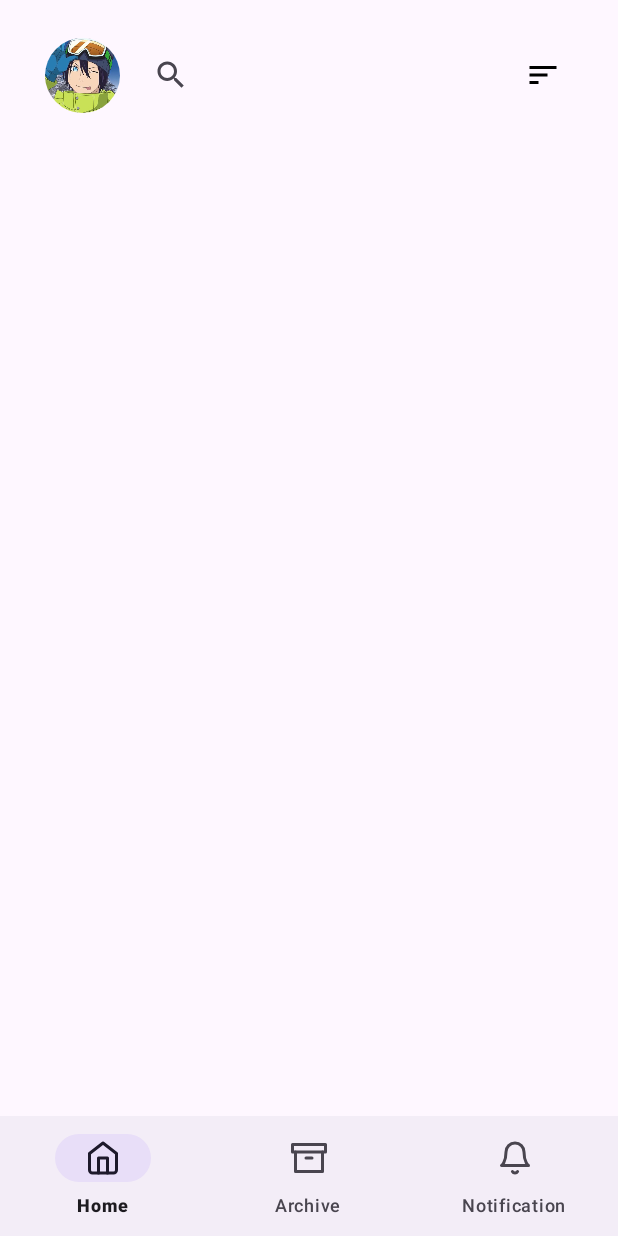
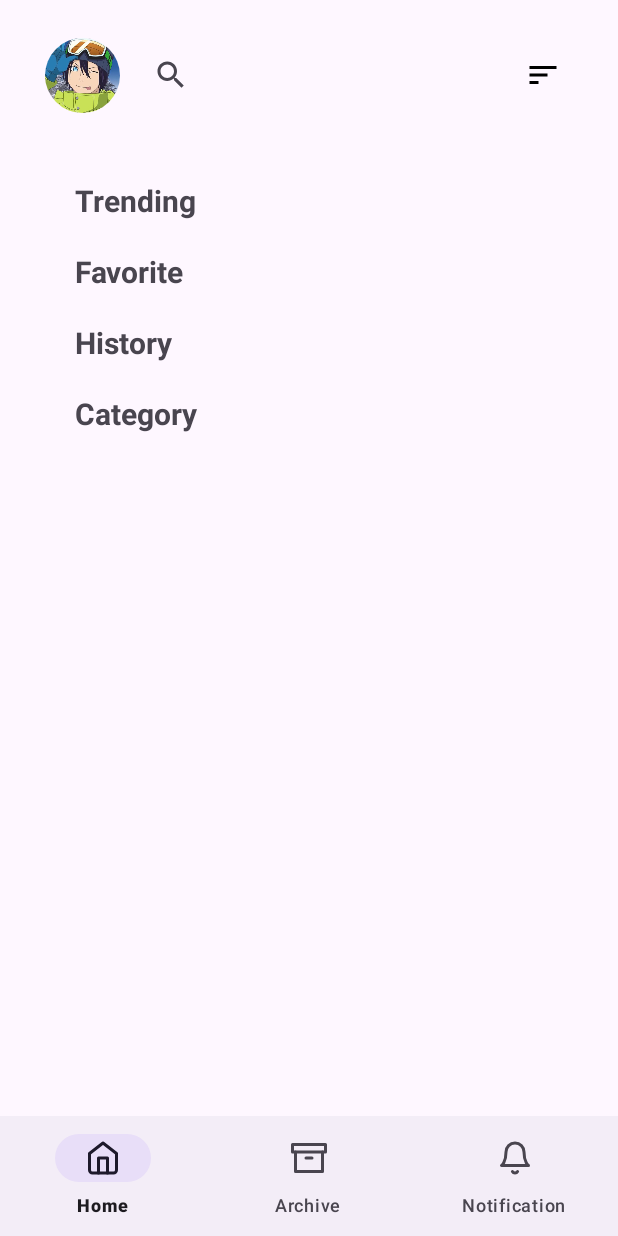
Before and after one commit to NguyenVietSon45/-CSE441_MyReadingApp, an Android app: the screen it shows after launch (MainActivity), on a phone screen of 412 x 824 dp. Run offline under Robolectric (Android 15) with nearby library versions, the phone set to English and light mode, and no system bars; our stand-ins replace CircleImageView, Firebase (no records; nobody signed in at launch, a user with empty details on screens opened directly), Picasso; pictures from the network do not load.

Commit message:
update home

```diff
--- a/MyReadingApp/app/src/main/java/com/example/myreadingapp/Activities/HomeFragment.java
+++ b/MyReadingApp/app/src/main/java/com/example/myreadingapp/Activities/HomeFragment.java
@@ -101,8 +101,16 @@ public class HomeFragment extends Fragment {
         LinearLayoutManager linearLayoutManager = new LinearLayoutManager(requireContext(), RecyclerView.VERTICAL, false);
         rcvCategory.setLayoutManager(linearLayoutManager);
 
-        listManga = new ArrayList<>();
-        listCategory = new ArrayList<>();
+        listManga = new ArrayList<Manga>();
+        listCategory = new ArrayList<Category>();
+
+        fetchMangaData();
+
+        listCategory.add(new Category("Trending", listManga));
+        listCategory.add(new Category("Favorite", listManga));
+        listCategory.add(new Category("History", listManga));
+        listCategory.add(new Category("Category", listManga));
+        categoryAdapter.setData(listCategory);
 
 //        categoryAdapter.setData(getListMangaFromRealtimeDatabase());
         rcvCategory.setAdapter(categoryAdapter);
@@ -125,19 +133,29 @@ public class HomeFragment extends Fragment {
         return view;
     }
 
-//    private void clickAddAllMangas(){
-//        // Write a message to the database
-//        FirebaseDatabase database = FirebaseDatabase.getInstance();
-//        DatabaseReference myRef = database.getReference("manga");
-//
-//        List<Manga> listManga = new ArrayList<>();
-//        listManga.add(new Manga(R.drawable.poster, "Moriaty: The Patriorty","Author1"));
-//        listManga.add(new Manga(R.drawable.poster, "Moriaty: The Patriorty","Author2"));
-//
-//        myRef.setValue(listManga, new DatabaseReference.CompletionListener() {
-//            @Override
-//            public void onComplete(@Nullable DatabaseError error, @NonNull DatabaseReference ref) {
-//                Toast.makeText(requireContext(), "Add all mangas success", Toast.LENGTH_SHORT).show();            }
-//        });
-//    }
+    //lấy dữ liệu manga từ Firebase và cập nhật danh sách manga
+    private void fetchMangaData() {
+        firebaseDatabase = FirebaseDatabase.getInstance();
+        myRef = firebaseDatabase.getReference("manga"); //tham chiếu đến nút manga
+
+        //Lắng nghe sự thay đổi dữ liệu
+        myRef.addValueEventListener(new ValueEventListener() {
+            //xử lý dữ liệu khi có thay đổi
+            @Override
+            public void onDataChange(@NonNull DataSnapshot snapshot) {
+                listManga.clear(); //Xóa tất cả các phần tử trong danh sách listManga để chuẩn bị cập nhật với dữ liệu mới
+                //vòng lặp qua tất cả các con của snapshot (mỗi con là 1 manga)
+                for (DataSnapshot dataSnapshot : snapshot.getChildren()) {
+                    Manga manga = dataSnapshot.getValue(Manga.class);
+                    listManga.add(manga);
+                }
+                categoryAdapter.notifyDataSetChanged(); //Thông báo cho adapter rằng dữ liệu đã thay đổi
+            }
+
+            @Override
+            public void onCancelled(@NonNull DatabaseError error) {
+                Toast.makeText(requireContext(), "Failed to load data", Toast.LENGTH_SHORT).show();
+            }
+        });
+    }
 }
--- a/MyReadingApp/app/src/main/java/com/example/myreadingapp/Adapter/MangaAdapter.java
+++ b/MyReadingApp/app/src/main/java/com/example/myreadingapp/Adapter/MangaAdapter.java
@@ -10,6 +10,7 @@ import androidx.annotation.NonNull;
 import androidx.cardview.widget.CardView;
 import androidx.recyclerview.widget.RecyclerView;
 
+import com.bumptech.glide.Glide;
 import com.example.myreadingapp.R;
 
 import java.util.List;
@@ -19,11 +20,16 @@ import com.squareup.picasso.Picasso;
 
 public class MangaAdapter extends RecyclerView.Adapter<MangaAdapter.MangaViewHolder>{
 
+
     private List<Manga> mMangas;
-    public void setData (List<Manga> list){
+    private CategoryAdapter.OnCategoryListener onCategoryListener;
+
+    public void setData (List<Manga> list, CategoryAdapter.OnCategoryListener onCategoryListener){
         this.mMangas = list;
+        this.onCategoryListener = onCategoryListener;
         notifyDataSetChanged();
     }
+
     @NonNull
     @Override
     public MangaViewHolder onCreateViewHolder(@NonNull ViewGroup parent, int viewType) {
@@ -38,10 +44,18 @@ public class MangaAdapter extends RecyclerView.Adapter<MangaAdapter.MangaViewHol
             return;
         }
         if (manga.getImageUrl() != "") {
-            Picasso.get().load(manga.getImageUrl()).into(holder.imgPoster);
+            Glide.with(holder.imgPoster.getContext())
+                    .load(manga.getImageUrl())
+                    .into(holder.imgPoster);
         }
         holder.tvTitle.setText(manga.getTitle());
         holder.tvAuthor.setText(manga.getAuthorId());
+        holder.cardManga.setOnClickListener(new View.OnClickListener() {
+            @Override
+            public void onClick(View v) {
+                onCategoryListener.onCategoryClick(manga);
+            }
+        });
     }
 
     @Override
@@ -50,9 +64,8 @@ public class MangaAdapter extends RecyclerView.Adapter<MangaAdapter.MangaViewHol
             return mMangas.size();
         }
         return 0;
+    }
 
-
-    }
 
     public  class MangaViewHolder extends RecyclerView.ViewHolder{
 
@@ -70,4 +83,5 @@ public class MangaAdapter extends RecyclerView.Adapter<MangaAdapter.MangaViewHol
             imgPoster = itemView.findViewById(R.id.img_manga_poster);
         }
     }
+
 }
--- a/MyReadingApp/app/src/main/java/com/example/myreadingapp/Models/Category.java
+++ b/MyReadingApp/app/src/main/java/com/example/myreadingapp/Models/Category.java
@@ -5,9 +5,6 @@ import java.util.List;
 public class Category {
     private String nameCategory;
     private List<Manga> mangas;
-
-    public Category() {
-    }
 
     public Category(String nameCategory, List<Manga> mangas) {
         this.nameCategory = nameCategory;
@@ -22,9 +19,9 @@ public class Category {
         this.nameCategory = nameCategory;
     }
 
-//    public List<Manga> getMangas() {
-//        return mangas;
-//    }
+    public List<Manga> getMangas() {
+        return mangas;
+    }
 
     public void setMangas(List<Manga> mangas) {
         this.mangas = mangas;
--- /dev/null
+++ b/MyReadingApp/app/src/main/res/drawable/btn_favor_none_24.xml
@@ -0,0 +1,5 @@
+<vector xmlns:android="http://schemas.android.com/apk/res/android" android:height="24dp" android:tint="#101010" android:viewportHeight="24" android:viewportWidth="24" android:width="24dp">
+
+    <path android:fillColor="@android:color/white" android:pathData="M16.5,3c-1.74,0 -3.41,0.81 -4.5,2.09C10.91,3.81 9.24,3 7.5,3 4.42,3 2,5.42 2,8.5c0,3.78 3.4,6.86 8.55,11.54L12,21.35l1.45,-1.32C18.6,15.36 22,12.28 22,8.5 22,5.42 19.58,3 16.5,3zM12.1,18.55l-0.1,0.1 -0.1,-0.1C7.14,14.24 4,11.39 4,8.5 4,6.5 5.5,5 7.5,5c1.54,0 3.04,0.99 3.57,2.36h1.87C13.46,5.99 14.96,5 16.5,5c2,0 3.5,1.5 3.5,3.5 0,2.89 -3.14,5.74 -7.9,10.05z"/>
+
+</vector>
--- /dev/null
+++ b/MyReadingApp/app/src/main/res/drawable/btn_favor_red_24.xml
@@ -0,0 +1,5 @@
+<vector xmlns:android="http://schemas.android.com/apk/res/android" android:height="24dp" android:tint="#EA5050" android:viewportHeight="24" android:viewportWidth="24" android:width="24dp">
+
+    <path android:fillColor="@android:color/white" android:pathData="M12,21.35l-1.45,-1.32C5.4,15.36 2,12.28 2,8.5 2,5.42 4.42,3 7.5,3c1.74,0 3.41,0.81 4.5,2.09C13.09,3.81 14.76,3 16.5,3 19.58,3 22,5.42 22,8.5c0,3.78 -3.4,6.86 -8.55,11.54L12,21.35z"/>
+
+</vector>
```
Also changed, not shown: MyReadingApp/app/src/main/java/com/example/myreadingapp/Activities/MangaInfoActivity.java (+48 -13 lines), MyReadingApp/app/src/main/java/com/example/myreadingapp/Adapter/CategoryAdapter.java (+21 -21 lines), MyReadingApp/app/src/main/res/layout/activity_manga_info.xml (+39 -11 lines), MyReadingApp/app/src/main/res/drawable/ic_favorite_border.png (deleted).
